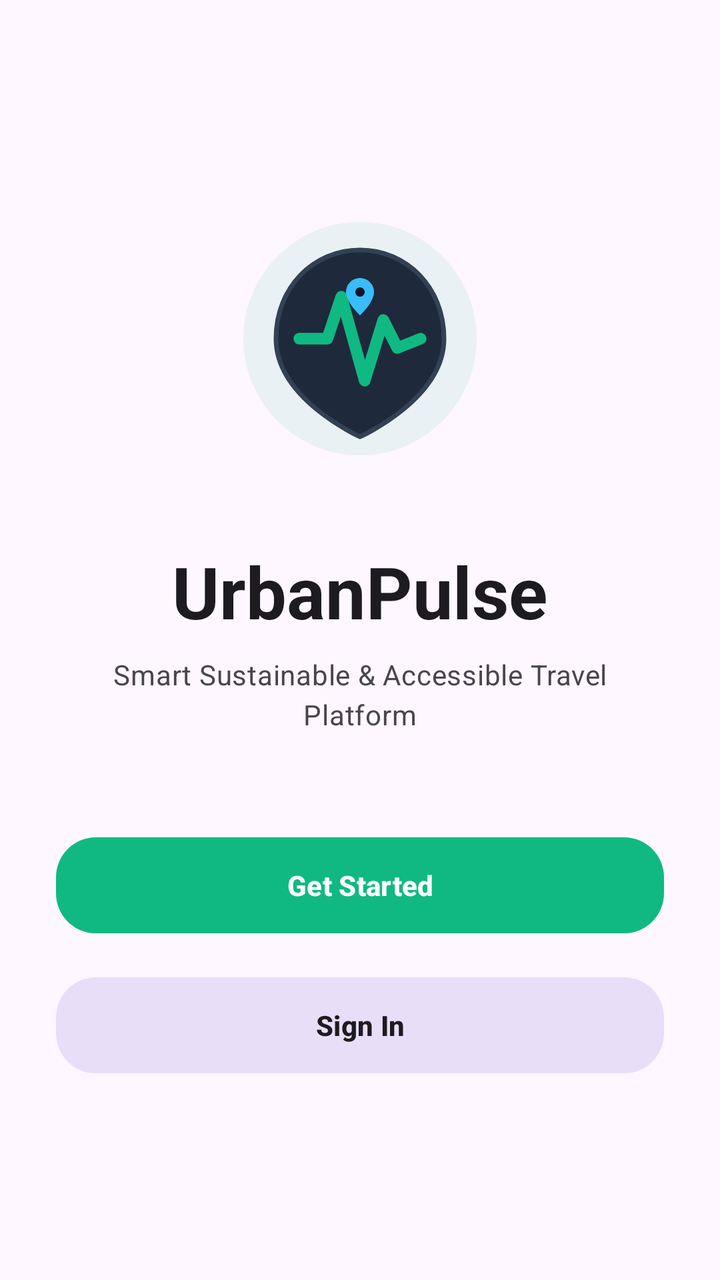
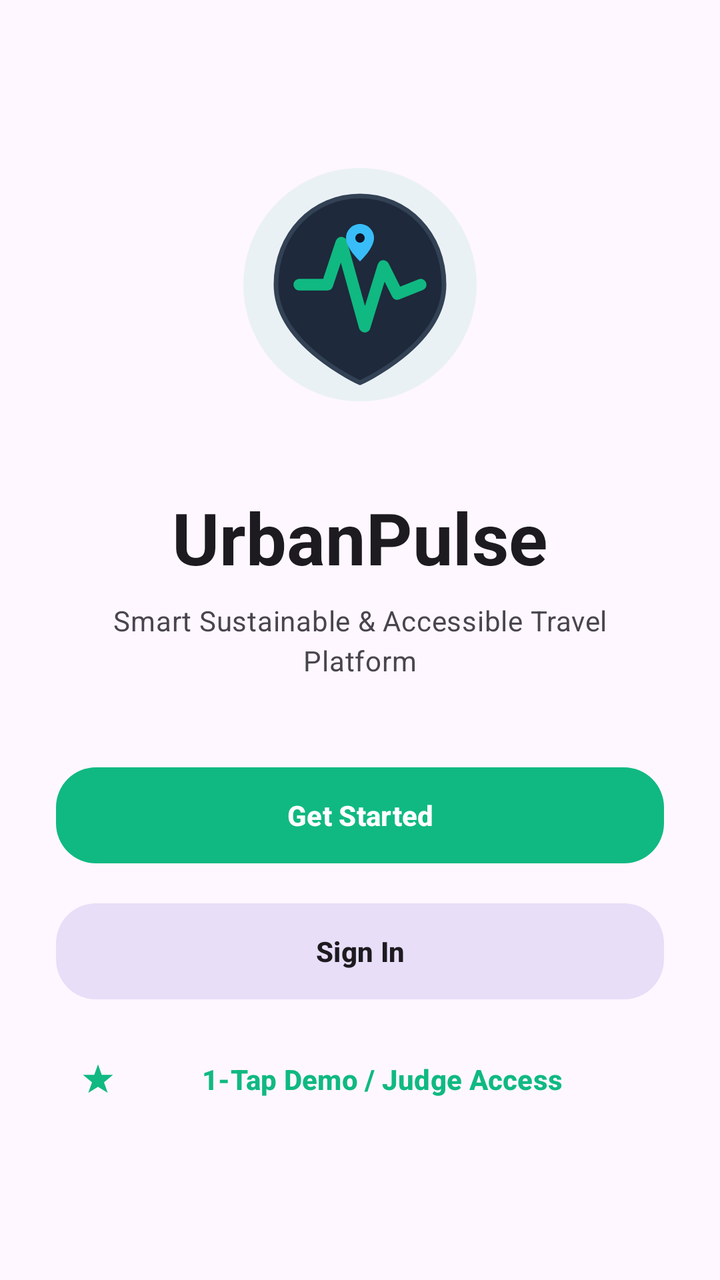

Before-and-after screenshots of an Android layout around one commit, followed by the original layout XML and the change that was made.
<!-- AndroidManifest.xml: application theme Theme.UrbanPulse -->
<!-- res/layout/activity_welcome.xml -->
<?xml version="1.0" encoding="utf-8"?>
<LinearLayout xmlns:android="http://schemas.android.com/apk/res/android"
    xmlns:app="http://schemas.android.com/apk/res-auto"
    android:layout_width="match_parent"
    android:layout_height="match_parent"
    android:orientation="vertical"
    android:gravity="center"
    android:padding="28dp"
    android:background="?attr/colorSurface">

    <ImageView
        android:layout_width="140dp"
        android:layout_height="140dp"
        android:src="@drawable/ic_urbanpulse_logo"
        android:layout_marginBottom="32dp"/>

    <TextView
        android:layout_width="wrap_content"
        android:layout_height="wrap_content"
        android:text="UrbanPulse"
        android:textAppearance="@style/TextAppearance.Material3.DisplaySmall"
        android:textStyle="bold"
        android:textColor="?attr/colorOnSurface"/>

    <TextView
        android:layout_width="wrap_content"
        android:layout_height="wrap_content"
        android:text="Smart Sustainable &amp; Accessible Travel Platform"
        android:textAppearance="@style/TextAppearance.Material3.BodyMedium"
        android:textColor="?attr/colorOnSurfaceVariant"
        android:textAlignment="center"
        android:layout_marginTop="8dp"
        android:layout_marginBottom="48dp"/>

    <com.google.android.material.button.MaterialButton
        android:id="@+id/btnCreateAccount"
        android:layout_width="match_parent"
        android:layout_height="56dp"
        android:text="Get Started"
        android:textColor="?attr/colorOnPrimary"
        android:textStyle="bold"
        app:backgroundTint="?attr/colorPrimary"
        app:cornerRadius="20dp"
        style="@style/Widget.Material3.Button"/>

    <com.google.android.material.button.MaterialButton
        android:id="@+id/btnLogin"
        android:layout_width="match_parent"
        android:layout_height="56dp"
        android:text="Sign In"
        android:textColor="?attr/colorOnSurface"
        android:textStyle="bold"
        style="@style/Widget.Material3.Button.TonalButton"
        app:cornerRadius="20dp"
        android:layout_marginTop="14dp"/>

</LinearLayout>
<!-- resources referenced by this layout -->
<resources>
  <!-- drawable ic_urbanpulse_logo (drawable) -->
  <vector xmlns:android="http://schemas.android.com/apk/res/android"
      android:width="120dp"
      android:height="120dp"
      android:viewportWidth="120"
      android:viewportHeight="120">
  
      
      <path
          android:fillColor="#1510B981"
          android:pathData="M60,10 C87.61,10 110,32.39 110,60 C110,87.61 87.61,110 60,110 C32.39,110 10,87.61 10,60 C10,32.39 32.39,10 60,10 Z" />
  
      
      <path
          android:fillColor="#1E293B"
          android:strokeColor="#334155"
          android:strokeWidth="2"
          android:pathData="M60,22 C80,22 96,38 96,60 C96,86 60,102 60,102 C60,102 24,86 24,60 C24,38 40,22 60,22 Z" />
  
      
      <path
          android:fillColor="#00000000"
          android:strokeColor="#10B981"
          android:strokeWidth="5"
          android:strokeLineCap="round"
          android:strokeLineJoin="round"
          android:pathData="M34,60 L46,60 L52,42 L62,78 L70,52 L76,64 L86,60" />
  
      
      <path
          android:fillColor="#38BDF8"
          android:pathData="M60,34 C63.3,34 66,36.7 66,40 C66,44.5 60,50 60,50 C60,50 54,44.5 54,40 C54,36.7 56.7,34 60,34 Z" />
  
      <path
          android:fillColor="#0F172A"
          android:pathData="M60,38 C61.1,38 62,38.9 62,40 C62,41.1 61.1,42 60,42 C58.9,42 58,41.1 58,40 C58,38.9 58.9,38 60,38 Z" />
  
  </vector>
  <style name="Theme.UrbanPulse" parent="Theme.Material3.DayNight.NoActionBar">
          <item name="colorPrimary">@color/primary_green</item>
          <item name="colorSecondary">@color/teal_700</item>
          <item name="android:statusBarColor">?attr/colorSurface</item>
          <item name="android:windowLightStatusBar" tools:targetApi="m">true</item>
      </style>
  <color name="primary_green">#10B981</color>
  <color name="teal_700">#0F766E</color>
</resources>

<!-- the commit's change to res/layout/activity_welcome.xml (unified diff, before → after) -->
@@ -30,7 +30,7 @@
         android:textColor="?attr/colorOnSurfaceVariant"
         android:textAlignment="center"
         android:layout_marginTop="8dp"
-        android:layout_marginBottom="48dp"/>
+        android:layout_marginBottom="40dp"/>
 
     <com.google.android.material.button.MaterialButton
         android:id="@+id/btnCreateAccount"
@@ -52,6 +52,17 @@
         android:textStyle="bold"
         style="@style/Widget.Material3.Button.TonalButton"
         app:cornerRadius="20dp"
-        android:layout_marginTop="14dp"/>
+        android:layout_marginTop="12dp"/>
+
+    <com.google.android.material.button.MaterialButton
+        android:id="@+id/btnDemoDirect"
+        android:layout_width="match_parent"
+        android:layout_height="56dp"
+        android:text="1-Tap Demo / Judge Access"
+        android:textStyle="bold"
+        app:icon="@drawable/ic_confetti"
+        style="@style/Widget.Material3.Button.TextButton"
+        app:cornerRadius="20dp"
+        android:layout_marginTop="8dp"/>
 
 </LinearLayout>
<!-- resource entries referenced after the edit -->
@@ -1,5 +1,15 @@
 <!-- resources referenced by this layout -->
 <resources>
+  <!-- drawable ic_confetti (drawable) -->
+  <vector xmlns:android="http://schemas.android.com/apk/res/android"
+      android:width="24dp"
+      android:height="24dp"
+      android:viewportWidth="24"
+      android:viewportHeight="24">
+    <path
+        android:fillColor="@android:color/white"
+        android:pathData="M12,2L14.5,9L22,9L16,14L18.5,21L12,17L5.5,21L8,14L2,9L9.5,9L12,2Z"/>
+  </vector>
   <!-- drawable ic_urbanpulse_logo (drawable) -->
   <vector xmlns:android="http://schemas.android.com/apk/res/android"
       android:width="120dp"
